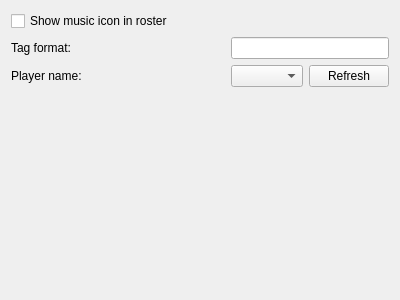
Above: usertuneoptions.ui from vacuum-im/usertune before the change. Below: the same form after it.
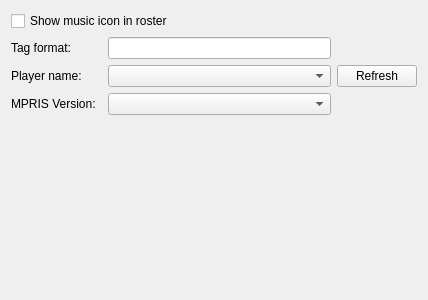
That is the form after the change.

What changed in the file:
```diff
--- a/usertuneoptions.ui
+++ b/usertuneoptions.ui
@@ -6,7 +6,7 @@
    <rect>
     <x>0</x>
     <y>0</y>
-    <width>400</width>
+    <width>428</width>
     <height>300</height>
    </rect>
   </property>
@@ -14,19 +14,6 @@
    <string>User Tune</string>
   </property>
   <layout class="QGridLayout" name="gridLayout">
-   <item row="0" column="0" colspan="2">
-    <widget class="QCheckBox" name="chb_showIcon">
-     <property name="sizePolicy">
-      <sizepolicy hsizetype="Expanding" vsizetype="Fixed">
-       <horstretch>0</horstretch>
-       <verstretch>0</verstretch>
-      </sizepolicy>
-     </property>
-     <property name="text">
-      <string>Show music icon in roster</string>
-     </property>
-    </widget>
-   </item>
    <item row="1" column="0">
     <widget class="QLabel" name="l_tags">
      <property name="text">
@@ -34,22 +21,6 @@
      </property>
     </widget>
    </item>
-   <item row="1" column="1">
-    <spacer name="horizontalSpacer_2">
-     <property name="orientation">
-      <enum>Qt::Horizontal</enum>
-     </property>
-     <property name="sizeHint" stdset="0">
-      <size>
-       <width>156</width>
-       <height>20</height>
-      </size>
-     </property>
-    </spacer>
-   </item>
-   <item row="1" column="2" colspan="2">
-    <widget class="QLineEdit" name="le_format"/>
-   </item>
    <item row="2" column="0">
     <widget class="QLabel" name="l_playerName">
      <property name="autoFillBackground">
@@ -60,30 +31,26 @@
      </property>
     </widget>
    </item>
-   <item row="2" column="1">
-    <spacer name="horizontalSpacer">
-     <property name="orientation">
-      <enum>Qt::Horizontal</enum>
-     </property>
-     <property name="sizeHint" stdset="0">
-      <size>
-       <width>156</width>
-       <height>20</height>
-      </size>
-     </property>
-    </spacer>
-   </item>
    <item row="2" column="2">
     <widget class="QComboBox" name="cb_playerName"/>
    </item>
-   <item row="2" column="3">
-    <widget class="QPushButton" name="btn_refreshPlayers">
+   <item row="3" column="2">
+    <widget class="QComboBox" name="cb_mpris_version"/>
+   </item>
+   <item row="0" column="0" colspan="4">
+    <widget class="QCheckBox" name="chb_showIcon">
+     <property name="sizePolicy">
+      <sizepolicy hsizetype="Expanding" vsizetype="Fixed">
+       <horstretch>0</horstretch>
+       <verstretch>0</verstretch>
+      </sizepolicy>
+     </property>
      <property name="text">
-      <string>Refresh</string>
+      <string>Show music icon in roster</string>
      </property>
     </widget>
    </item>
-   <item row="3" column="1">
+   <item row="4" column="2">
     <spacer name="verticalSpacer">
      <property name="orientation">
       <enum>Qt::Vertical</enum>
@@ -96,6 +63,30 @@
      </property>
     </spacer>
    </item>
+   <item row="2" column="3">
+    <widget class="QPushButton" name="btn_refreshPlayers">
+     <property name="text">
+      <string>Refresh</string>
+     </property>
+    </widget>
+   </item>
+   <item row="3" column="0">
+    <widget class="QLabel" name="l_mpris_version">
+     <property name="text">
+      <string>MPRIS Version:</string>
+     </property>
+    </widget>
+   </item>
+   <item row="1" column="2">
+    <widget class="QLineEdit" name="le_format">
+     <property name="sizePolicy">
+      <sizepolicy hsizetype="Expanding" vsizetype="Fixed">
+       <horstretch>0</horstretch>
+       <verstretch>0</verstretch>
+      </sizepolicy>
+     </property>
+    </widget>
+   </item>
   </layout>
   <zorder>btn_refreshPlayers</zorder>
   <zorder>cb_playerName</zorder>
```
Left out of the diff: 4 changed lines with no effect on the pictures.
